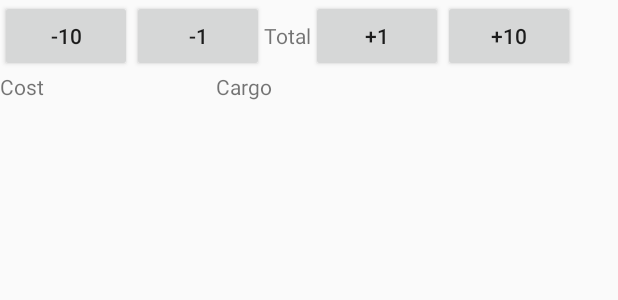
After one commit to woodjamesdee/SpaceTrader, an Android app: the layout popup_window_marketplace_trade.xml on its own in the app's theme, with its tools: preview values and no code run, on a phone screen of 412 x 824 dp. The commit adds this screen. Shown: the top 300 px of the screen. Run offline under Robolectric (Android 15) with nearby library versions, the phone set to English and light mode, and no system bars.

Commit message:
added popup window for trading; missing its functionality

```diff
--- a/app/src/main/AndroidManifest.xml
+++ b/app/src/main/AndroidManifest.xml
@@ -21,6 +21,7 @@
         <activity android:name=".view.UniverseActivity"></activity>
         <activity android:name=".view.PlanetActivity"></activity>
         <activity android:name=".view.MarketPlaceActivity"></activity>
+        <activity android:name=".view.MarketPlaceTradePopupActivity"></activity>
     </application>
 
 </manifest>
--- a/app/src/main/res/layout/activity_market.xml
+++ b/app/src/main/res/layout/activity_market.xml
@@ -50,14 +50,14 @@
                     android:layout_width="match_parent"
                     android:layout_height="wrap_content"
                     android:layout_weight=".25"
-                    android:text="Cost" />
+                    android:text="Cost (Per Unit)" />
 
                 <TextView
                     android:id="@+id/OnMarketCargoSpacePerResource"
                     android:layout_width="match_parent"
                     android:layout_height="wrap_content"
                     android:layout_weight=".25"
-                    android:text="CargoSpace Used" />
+                    android:text="CargoSpace (Per Unit)" />
 
                 <Space
                     android:layout_width="match_parent"
@@ -201,7 +201,7 @@
                     android:text="Cargo Space" />
 
                 <Button
-                    android:id="@+id/oreTadeBtn"
+                    android:id="@+id/oreTradeBtn"
                     android:layout_width="match_parent"
                     android:layout_height="wrap_content"
                     android:layout_weight=".25"
--- /dev/null
+++ b/app/src/main/res/layout/popup_window_marketplace_trade.xml
@@ -0,0 +1,76 @@
+<?xml version="1.0" encoding="utf-8"?>
+<android.support.constraint.ConstraintLayout
+    xmlns:android="http://schemas.android.com/apk/res/android" android:layout_width="match_parent"
+    android:layout_height="match_parent">
+
+    <LinearLayout
+        android:layout_width="wrap_content"
+        android:layout_height="wrap_content"
+        android:gravity="center"
+        android:orientation="vertical">
+
+        <LinearLayout
+            android:layout_width="wrap_content"
+            android:layout_height="wrap_content"
+            android:gravity="center"
+            android:orientation="horizontal">
+
+            <Button
+                android:id="@+id/button5"
+                android:layout_width="wrap_content"
+                android:layout_height="wrap_content"
+                android:layout_weight="1"
+                android:text="-10" />
+
+            <Button
+                android:id="@+id/button6"
+                android:layout_width="wrap_content"
+                android:layout_height="wrap_content"
+                android:layout_weight="1"
+                android:text="-1" />
+
+            <TextView
+                android:id="@+id/textView8"
+                android:layout_width="wrap_content"
+                android:layout_height="wrap_content"
+                android:layout_weight="1"
+                android:text="Total" />
+
+            <Button
+                android:id="@+id/button7"
+                android:layout_width="wrap_content"
+                android:layout_height="wrap_content"
+                android:layout_weight="1"
+                android:text="+1" />
+
+            <Button
+                android:id="@+id/button8"
+                android:layout_width="wrap_content"
+                android:layout_height="wrap_content"
+                android:layout_weight="1"
+                android:text="+10" />
+        </LinearLayout>
+
+        <LinearLayout
+            android:layout_width="match_parent"
+            android:layout_height="match_parent"
+            android:gravity="center"
+            android:orientation="horizontal">
+
+            <TextView
+                android:id="@+id/TotalCost"
+                android:layout_width="match_parent"
+                android:layout_height="wrap_content"
+                android:layout_weight="5"
+                android:text="Cost" />
+
+            <TextView
+                android:id="@+id/textView15"
+                android:layout_width="match_parent"
+                android:layout_height="wrap_content"
+                android:layout_weight="3"
+                android:text="Cargo" />
+        </LinearLayout>
+    </LinearLayout>
+
+</android.support.constraint.ConstraintLayout>
```
Also changed, not shown: app/src/main/java/edu/jumpstreet/spacetrader/view/MarketPlaceActivity.java (+87 -4 lines), app/src/main/java/edu/jumpstreet/spacetrader/view/MarketPlaceTradePopupActivity.java (added, +30 -0 lines).
